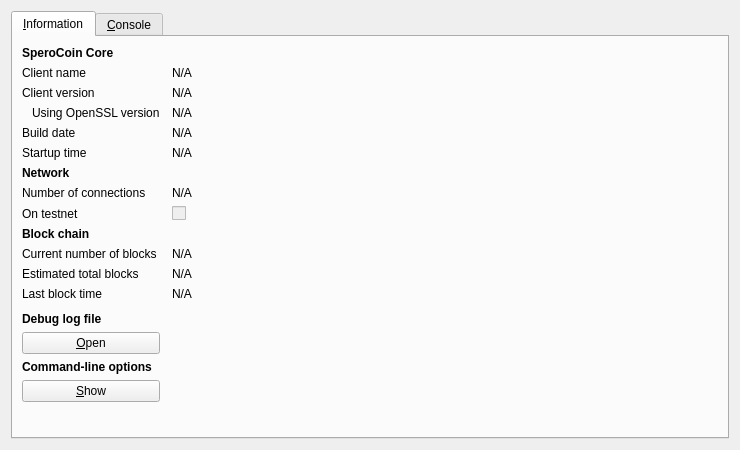
The window that src/qt/forms/rpcconsole.ui (LightBurdenOfficial/SperoCoin) describes before a commit, drawn with Qt 5.
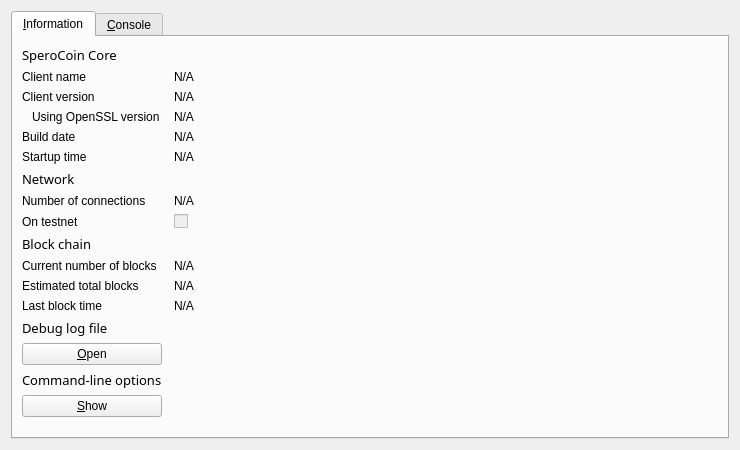
The same window after the commit. Icons and pictures are not drawn.

```diff
--- a/src/qt/forms/rpcconsole.ui
+++ b/src/qt/forms/rpcconsole.ui
@@ -13,6 +13,9 @@
   <property name="windowTitle">
    <string>SperoCoin - Debug window</string>
   </property>
+  <property name="styleSheet">
+   <string notr="true">font: 10pt &quot;Copperplate Gothic Light&quot;;</string>
+  </property>
   <layout class="QVBoxLayout" name="verticalLayout_2">
    <item>
     <widget class="QTabWidget" name="tabWidget">
@@ -31,8 +34,11 @@
         <widget class="QLabel" name="label_9">
          <property name="font">
           <font>
-           <weight>75</weight>
-           <bold>true</bold>
+           <family>Copperplate Gothic Light</family>
+           <pointsize>10</pointsize>
+           <weight>50</weight>
+           <italic>false</italic>
+           <bold>false</bold>
           </font>
          </property>
          <property name="text">
@@ -162,8 +168,11 @@
         <widget class="QLabel" name="label_11">
          <property name="font">
           <font>
-           <weight>75</weight>
-           <bold>true</bold>
+           <family>Copperplate Gothic Light</family>
+           <pointsize>10</pointsize>
+           <weight>50</weight>
+           <italic>false</italic>
+           <bold>false</bold>
           </font>
          </property>
          <property name="text">
@@ -215,8 +224,11 @@
         <widget class="QLabel" name="label_10">
          <property name="font">
           <font>
-           <weight>75</weight>
-           <bold>true</bold>
+           <family>Copperplate Gothic Light</family>
+           <pointsize>10</pointsize>
+           <weight>50</weight>
+           <italic>false</italic>
+           <bold>false</bold>
           </font>
          </property>
          <property name="text">
@@ -310,8 +322,11 @@
         <widget class="QLabel" name="labelDebugLogfile">
          <property name="font">
           <font>
-           <weight>75</weight>
-           <bold>true</bold>
+           <family>Copperplate Gothic Light</family>
+           <pointsize>10</pointsize>
+           <weight>50</weight>
+           <italic>false</italic>
+           <bold>false</bold>
           </font>
          </property>
          <property name="text">
@@ -336,8 +351,11 @@
         <widget class="QLabel" name="labelCLOptions">
          <property name="font">
           <font>
-           <weight>75</weight>
-           <bold>true</bold>
+           <family>Copperplate Gothic Light</family>
+           <pointsize>10</pointsize>
+           <weight>50</weight>
+           <italic>false</italic>
+           <bold>false</bold>
           </font>
          </property>
          <property name="text">
```
